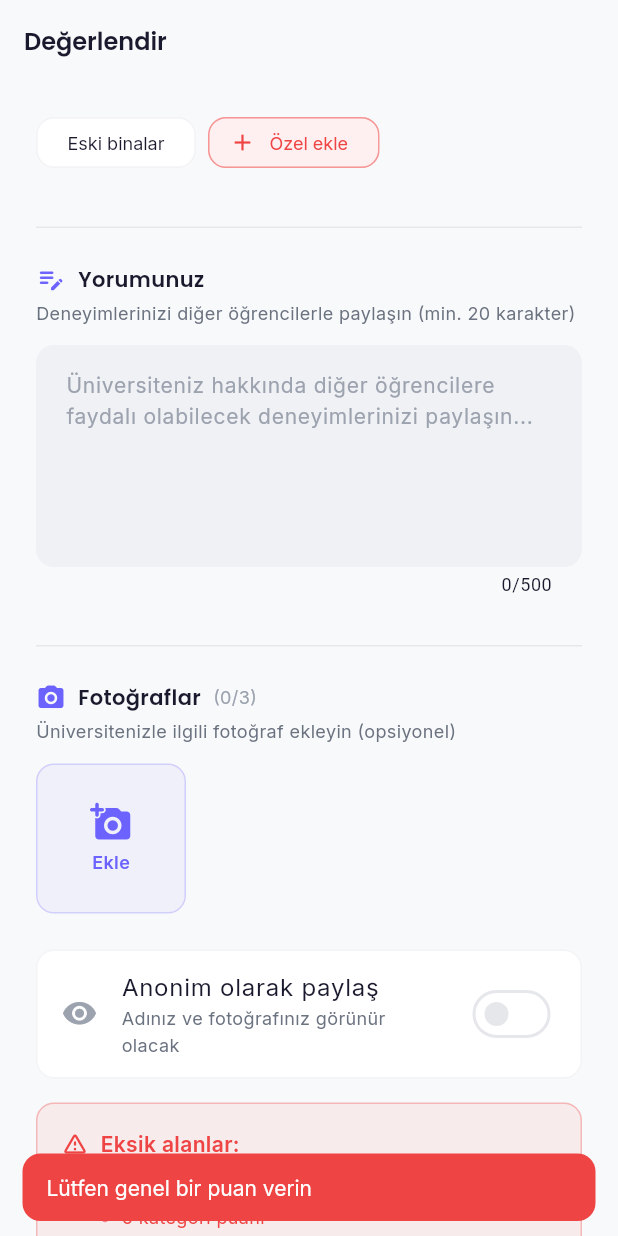
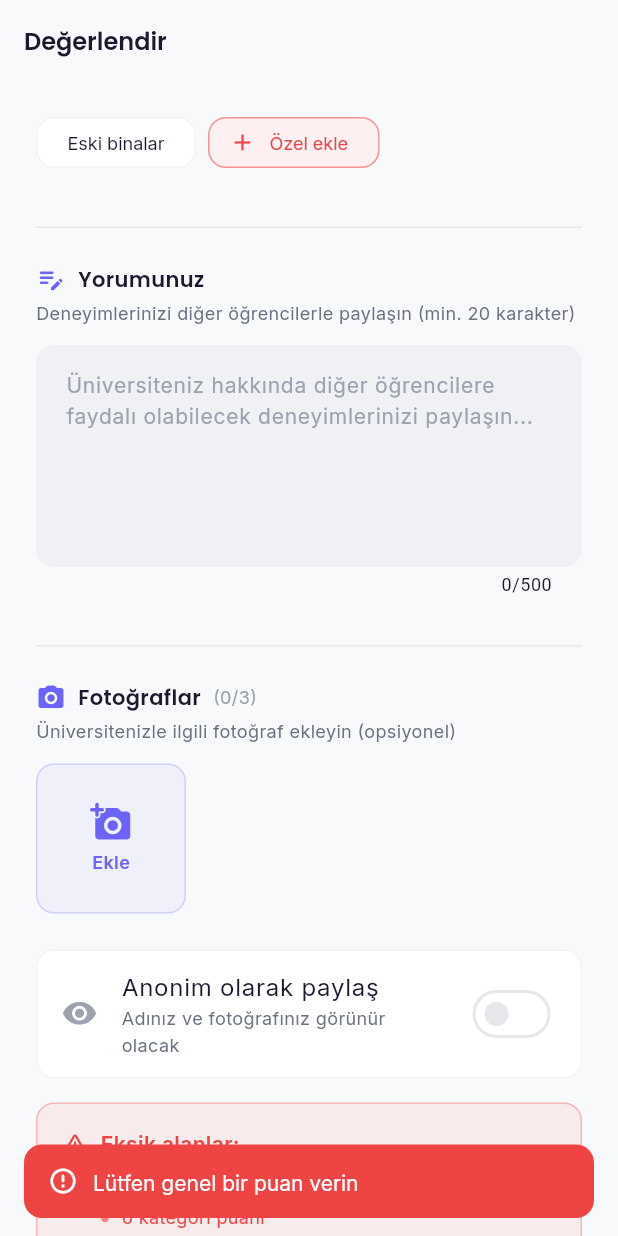
Before and after one commit to BurakGGGG/uni_app, a Flutter app: the WriteReviewScreen screen opened directly with empty values, scrolled down 1152 dp, after a tap on "Değerlendirmeyi Gönder", on a phone screen of 412 x 824 dp. Run offline on Flutter 3.47's test engine with Material 3 defaults, Android fonts, the phone set to English and light mode, and no system bars; drawn by our look-alikes of flutter_animate; our stand-ins replace cached_network_image, cloud_firestore, firebase_auth, firebase_core, firebase_storage, flutter_riverpod and 9 more; accounts and stored records are empty.

Commit message:
feat(reviews): UX polish pass on WriteReviewScreen
Validation:
- 500-char max limit on comment
- Tooltip on submit button showing missing fields
- Mode-aware button label (edit vs new)

Photo upload:
- Real byte-level progress via uploadTask.snapshotEvents
- LinearProgressIndicator + percentage in loading overlay

UX:
- Keyboard dismiss on tap outside
- SnackBar migration to showAppSnackBar

```diff
--- a/lib/features/reviews/presentation/screens/write_review_screen.dart
+++ b/lib/features/reviews/presentation/screens/write_review_screen.dart
@@ -7,6 +7,7 @@ import 'package:go_router/go_router.dart';
 import '../../../../core/constants/app_constants.dart';
 import '../../../../core/theme/app_colors.dart';
 import '../../../../core/theme/app_text_styles.dart';
+import '../../../../core/utils/snackbar_helper.dart';
 import '../../../../core/widgets/widgets.dart';
 import '../../../auth/presentation/providers/auth_providers.dart';
 import '../../domain/models/review_model.dart';
@@ -164,14 +165,7 @@ class _WriteReviewScreenState extends ConsumerState<WriteReviewScreen> {
     setState(() => _submitted = true);
 
     if (_overallRating == 0) {
-      ScaffoldMessenger.of(context).showSnackBar(
-        SnackBar(
-          content: const Text('Lütfen genel bir puan verin'),
-          backgroundColor: AppColors.error,
-          behavior: SnackBarBehavior.floating,
-          shape: RoundedRectangleBorder(borderRadius: BorderRadius.circular(12)),
-        ),
-      );
+      showAppSnackBar(context, message: 'Lütfen genel bir puan verin', isError: true);
       return;
     }
 
@@ -183,14 +177,7 @@ class _WriteReviewScreenState extends ConsumerState<WriteReviewScreen> {
     ).toList();
 
     if (missingCategories.isNotEmpty) {
-      ScaffoldMessenger.of(context).showSnackBar(
-        SnackBar(
-          content: Text('Şu kategorilere puan verin: ${missingCategories.join(", ")}'),
-          backgroundColor: AppColors.error,
-          behavior: SnackBarBehavior.floating,
-          shape: RoundedRectangleBorder(borderRadius: BorderRadius.circular(12)),
-        ),
-      );
+      showAppSnackBar(context, message: 'Şu kategorilere puan verin: ${missingCategories.join(", ")}', isError: true);
       return;
     }
 
@@ -256,14 +243,7 @@ class _WriteReviewScreenState extends ConsumerState<WriteReviewScreen> {
       }
     } catch (e) {
       if (mounted) {
-        ScaffoldMessenger.of(context).showSnackBar(
-          SnackBar(
-            content: Text('Hata: $e'),
-            backgroundColor: AppColors.error,
-            behavior: SnackBarBehavior.floating,
-            shape: RoundedRectangleBorder(borderRadius: BorderRadius.circular(12)),
-          ),
-        );
+        showAppSnackBar(context, message: 'Bir hata oluştu: $e', isError: true);
       }
     } finally {
       if (mounted && !_showSuccess) {
@@ -301,7 +281,9 @@ class _WriteReviewScreenState extends ConsumerState<WriteReviewScreen> {
       );
     }
 
-    return Scaffold(
+    return GestureDetector(
+      onTap: () => FocusScope.of(context).unfocus(),
+      child: Scaffold(
         backgroundColor: AppColors.background,
         appBar: AppBar(
           title: Text(widget.initialReview != null ? 'Düzenle' : 'Değerlendir', style: AppTextStyles.titleLarge),
@@ -460,6 +442,7 @@ class _WriteReviewScreenState extends ConsumerState<WriteReviewScreen> {
           if (_isLoading)
             _buildLoadingOverlay(),
         ],
+      ),
       ),
     );
   }
```
Lines whose indentation alone changed are shown as unchanged.
